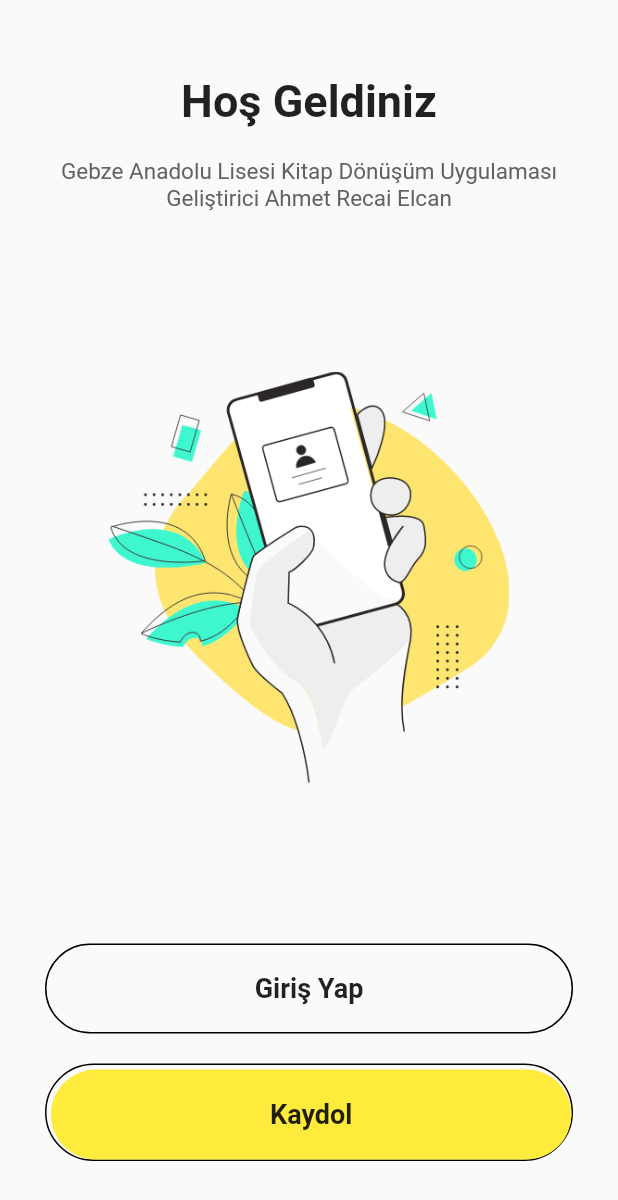
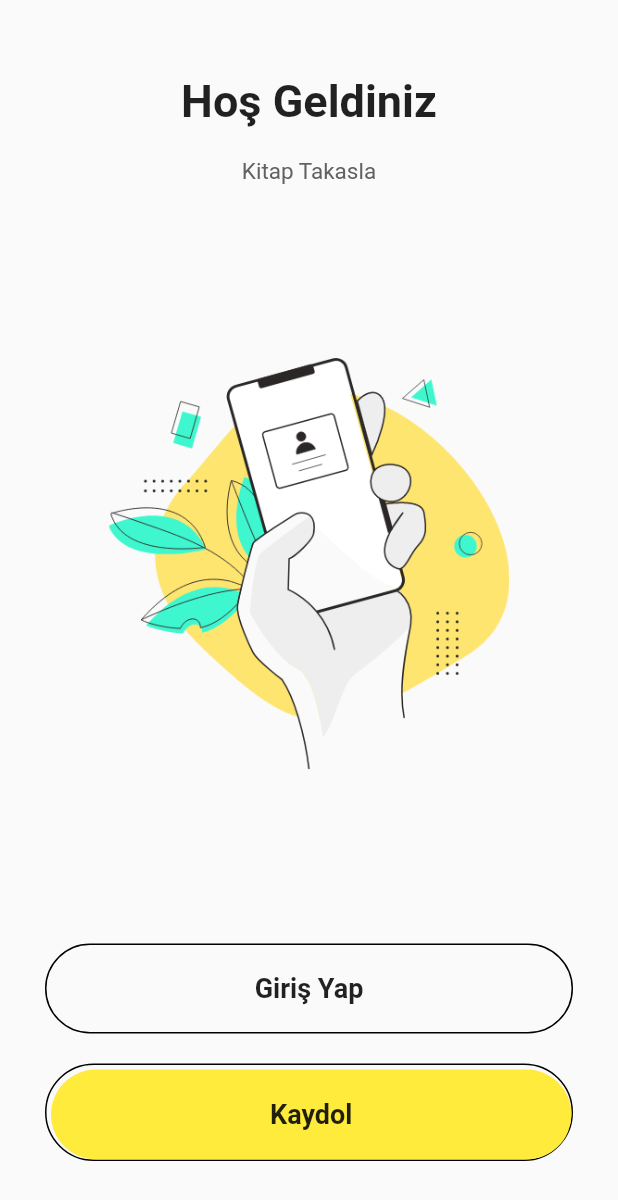
Before and after one commit to yilmazedis/flutter-takas-app, a Flutter app: the screen it shows after launch, on a phone screen of 412 x 824 dp. Shown: the top 1200 px of the screen. Run offline on Flutter 3.47's test engine with Material 2 defaults, Android fonts, the phone set to English and light mode, and no system bars; drawn by our look-alikes of overlay_support; our stand-ins replace cached_network_image, cloud_firestore, firebase_auth, firebase_core, firebase_messaging, firebase_storage and 1 more; accounts and stored records are empty.

Commit message:
kitap_takasla

```diff
--- a/lib/screens/homeScreens/firstScreen.dart
+++ b/lib/screens/homeScreens/firstScreen.dart
@@ -26,19 +26,13 @@ class FirstScreen extends StatelessWidget {
                   const SizedBox(height: 20,),
                   Column(
                     children: [
-                      Text("Gebze Anadolu Lisesi Kitap Dönüşüm Uygulaması",
+                      Text("Kitap Takasla",
                         textAlign: TextAlign.center,
                         style: TextStyle(
                             color: Colors.grey[700],
                             fontSize: 15
                         ),),
-                      const SizedBox(width: 50),
-                      Text("Geliştirici Ahmet Recai Elcan",
-                        textAlign: TextAlign.center,
-                        style: TextStyle(
-                            color: Colors.grey[700],
-                            fontSize: 15
-                        ),),
+
                     ],
                   ),
                 ],
```
Also changed, not shown: pubspec.lock.
